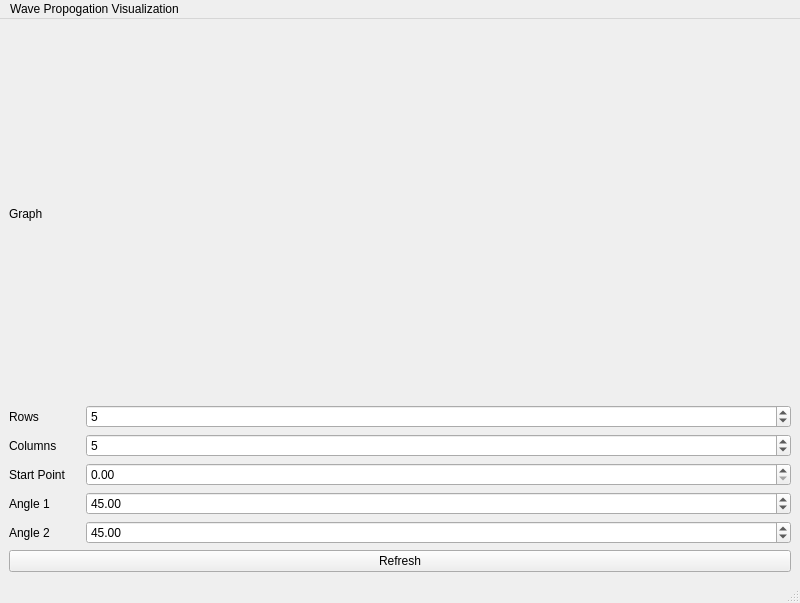
This is wave-propogation-visualization/mainwindow.ui in aidanw33/Wave-Propogation-Visualization as Qt 5 draws it before an edit. The edited form follows.
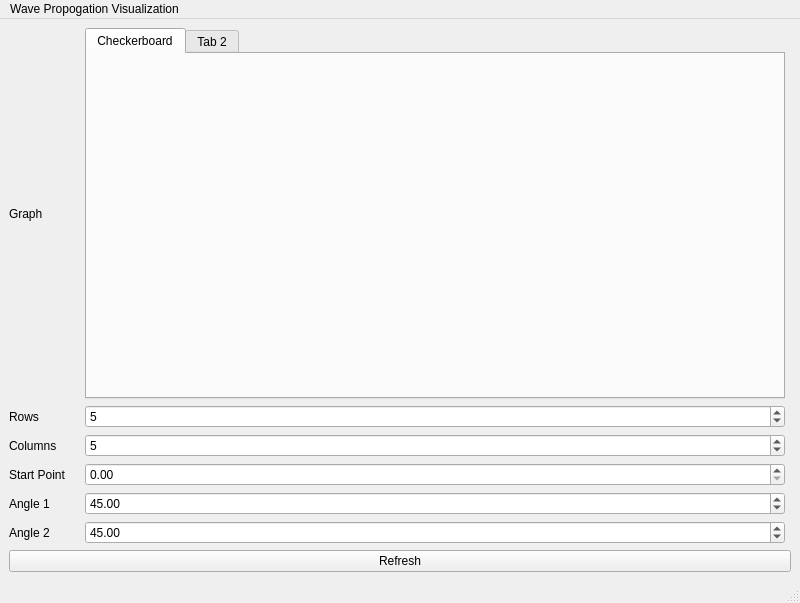
This is the edited form. The open tabs and pages were chosen to show the change. Custom widgets are drawn as their Qt base class.

```diff
--- a/wave-propogation-visualization/mainwindow.ui
+++ b/wave-propogation-visualization/mainwindow.ui
@@ -14,7 +14,50 @@
    <string>Field Patterns</string>
   </property>
   <widget class="QWidget" name="centralwidget">
-   <layout class="QGridLayout" name="gridLayout" columnstretch="1,10">
+   <layout class="QGridLayout" name="gridLayout" columnstretch="1,10,0">
+    <item row="0" column="1">
+     <widget class="QTabWidget" name="tab_selector">
+      <property name="currentIndex">
+       <number>1</number>
+      </property>
+      <widget class="QWidget" name="Checkerboard">
+       <attribute name="title">
+        <string>Checkerboard</string>
+       </attribute>
+       <layout class="QGridLayout" name="gridLayout_2">
+        <item row="0" column="0">
+         <widget class="GridWidget" name="graph" native="true">
+          <property name="minimumSize">
+           <size>
+            <width>200</width>
+            <height>200</height>
+           </size>
+          </property>
+         </widget>
+        </item>
+       </layout>
+      </widget>
+      <widget class="QWidget" name="tab_2">
+       <attribute name="title">
+        <string>Tab 2</string>
+       </attribute>
+      </widget>
+     </widget>
+    </item>
+    <item row="6" column="0" colspan="3">
+     <widget class="QPushButton" name="refresh_button">
+      <property name="text">
+       <string>Refresh</string>
+      </property>
+     </widget>
+    </item>
+    <item row="0" column="0">
+     <widget class="QLabel" name="graph_label">
+      <property name="text">
+       <string>Graph</string>
+      </property>
+     </widget>
+    </item>
     <item row="5" column="1">
      <widget class="QDoubleSpinBox" name="angle2_setter">
       <property name="value">
@@ -22,10 +65,23 @@
       </property>
      </widget>
     </item>
-    <item row="2" column="0">
-     <widget class="QLabel" name="column_label">
-      <property name="text">
-       <string>Columns</string>
+    <item row="1" column="1">
+     <widget class="QSpinBox" name="rows_setter">
+      <property name="minimum">
+       <number>2</number>
+      </property>
+      <property name="maximum">
+       <number>20</number>
+      </property>
+      <property name="value">
+       <number>5</number>
+      </property>
+     </widget>
+    </item>
+    <item row="4" column="1">
+     <widget class="QDoubleSpinBox" name="angle1_setter">
+      <property name="value">
+       <double>45.000000000000000</double>
       </property>
      </widget>
     </item>
@@ -43,70 +99,6 @@
       </property>
      </widget>
     </item>
-    <item row="4" column="1">
-     <widget class="QDoubleSpinBox" name="angle1_setter">
-      <property name="value">
-       <double>45.000000000000000</double>
-      </property>
-     </widget>
-    </item>
-    <item row="6" column="0" colspan="2">
-     <widget class="QPushButton" name="refresh_button">
-      <property name="text">
-       <string>Refresh</string>
-      </property>
-     </widget>
-    </item>
-    <item row="2" column="1">
-     <widget class="QSpinBox" name="column_setter">
-      <property name="minimum">
-       <number>2</number>
-      </property>
-      <property name="maximum">
-       <number>20</number>
-      </property>
-      <property name="value">
-       <number>5</number>
-      </property>
-     </widget>
-    </item>
-    <item row="0" column="1">
-     <widget class="GridWidget" name="graph" native="true">
-      <property name="minimumSize">
-       <size>
-        <width>200</width>
-        <height>200</height>
-       </size>
-      </property>
-     </widget>
-    </item>
-    <item row="1" column="1">
-     <widget class="QSpinBox" name="rows_setter">
-      <property name="minimum">
-       <number>2</number>
-      </property>
-      <property name="maximum">
-       <number>20</number>
-      </property>
-      <property name="value">
-       <number>5</number>
-      </property>
-     </widget>
-    </item>
-    <item row="3" column="0">
-     <widget class="QLabel" name="startPoint_label">
-      <property name="text">
-       <string>Start Point</string>
-      </property>
-     </widget>
-    </item>
-    <item row="0" column="0">
-     <widget class="QLabel" name="graph_label">
-      <property name="text">
-       <string>Graph</string>
-      </property>
-     </widget>
-    </item>
     <item row="3" column="1">
      <widget class="QDoubleSpinBox" name="startPoint_setter">
       <property name="value">
@@ -114,6 +106,19 @@
       </property>
      </widget>
     </item>
+    <item row="2" column="1">
+     <widget class="QSpinBox" name="column_setter">
+      <property name="minimum">
+       <number>2</number>
+      </property>
+      <property name="maximum">
+       <number>20</number>
+      </property>
+      <property name="value">
+       <number>5</number>
+      </property>
+     </widget>
+    </item>
     <item row="4" column="0">
      <widget class="QLabel" name="angle1_label">
       <property name="text">
@@ -121,6 +126,20 @@
       </property>
      </widget>
     </item>
+    <item row="2" column="0">
+     <widget class="QLabel" name="column_label">
+      <property name="text">
+       <string>Columns</string>
+      </property>
+     </widget>
+    </item>
+    <item row="3" column="0">
+     <widget class="QLabel" name="startPoint_label">
+      <property name="text">
+       <string>Start Point</string>
+      </property>
+     </widget>
+    </item>
    </layout>
   </widget>
   <widget class="QMenuBar" name="menubar">
```
